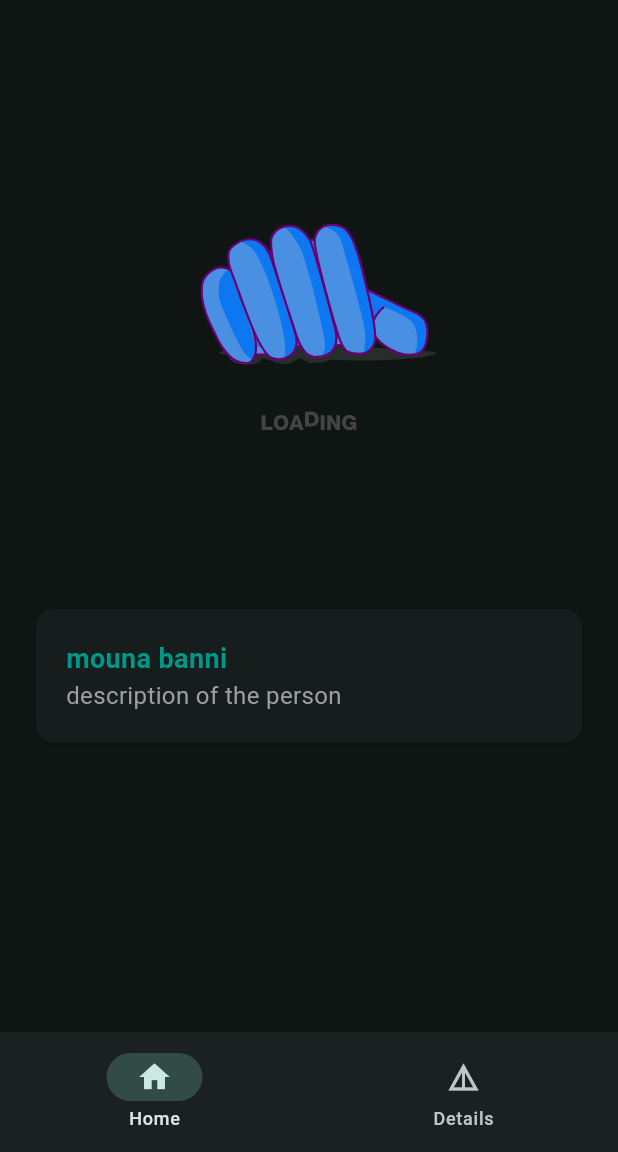
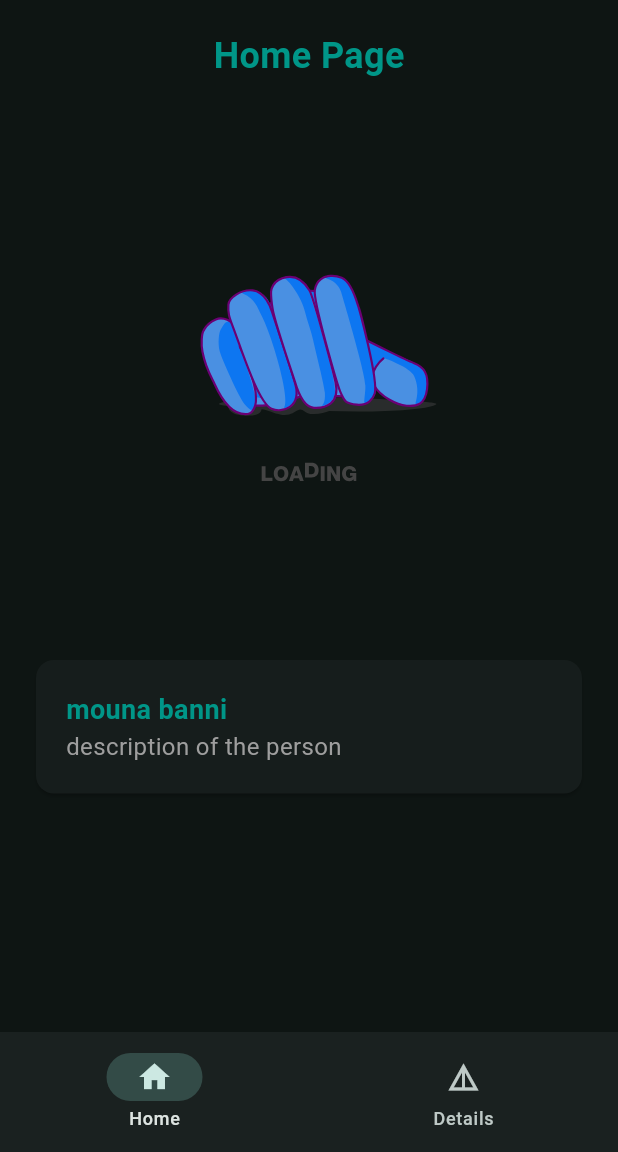
Before and after one commit to bilelbzeouich/flutter_eschool, a Flutter app: the WidgetTree screen opened directly, on a phone screen of 412 x 824 dp, the part 84-1236 px from its top. Run offline on Flutter 3.47's test engine with Material 3 defaults, Android fonts, the phone set to English and light mode, and no system bars; our stand-ins replace lottie.

Commit message:
Refactor HomePage to pass title to HeroWidget, add LoginPage with email and password fields, and update WelcomePage to navigate to LoginPage. Enhance UI with consistent styling and layout adjustments.

```diff
--- a/lib/view/pages/home_page.dart
+++ b/lib/view/pages/home_page.dart
@@ -11,7 +11,7 @@ class HomePage extends StatelessWidget {
       padding: const EdgeInsets.all(20.0),
       child: Column(
         children: [
-          HeroWidget(),
+          HeroWidget(title: 'Home Page'),
           Container(
             width: double.infinity,
             margin: const EdgeInsets.symmetric(vertical: 10.0),
--- a/lib/view/widgets/hero_widget.dart
+++ b/lib/view/widgets/hero_widget.dart
@@ -1,14 +1,19 @@
 import 'package:flutter/material.dart';
 import 'package:lottie/lottie.dart';
+import '../../const/constants.dart';
 
 class HeroWidget extends StatelessWidget {
-  const HeroWidget({super.key});
+  final String title;
+  const HeroWidget({super.key, required this.title});
 
   @override
   Widget build(BuildContext context) {
     return Hero(
-      tag: 'hero-widget',
-      child: ClipRRect(
+      tag: title,
+      child: Column(
+        children: [
+          Text(title, style: textStyles.titleStyle.copyWith(fontSize: 24)),
+          ClipRRect(
             borderRadius: BorderRadius.circular(10.0),
             child: Lottie.asset(
               'assets/lotties/loading.json',
@@ -17,6 +22,8 @@ class HeroWidget extends StatelessWidget {
               animate: true,
             ),
           ),
+        ],
+      ),
     );
   }
 }
```
Also changed, not shown: lib/view/pages/login_page.dart (added, +71 -0 lines), lib/view/pages/welcome_page.dart (+3 -7 lines). Lines whose indentation alone changed are shown as unchanged.
